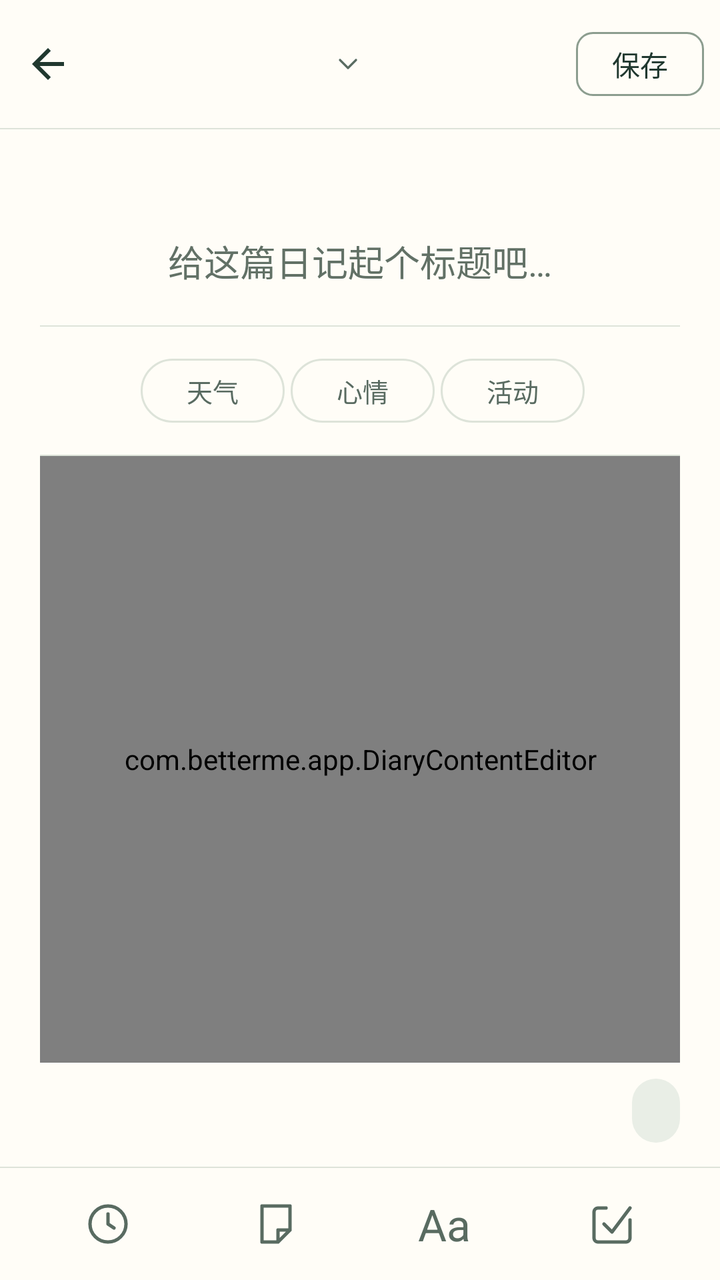
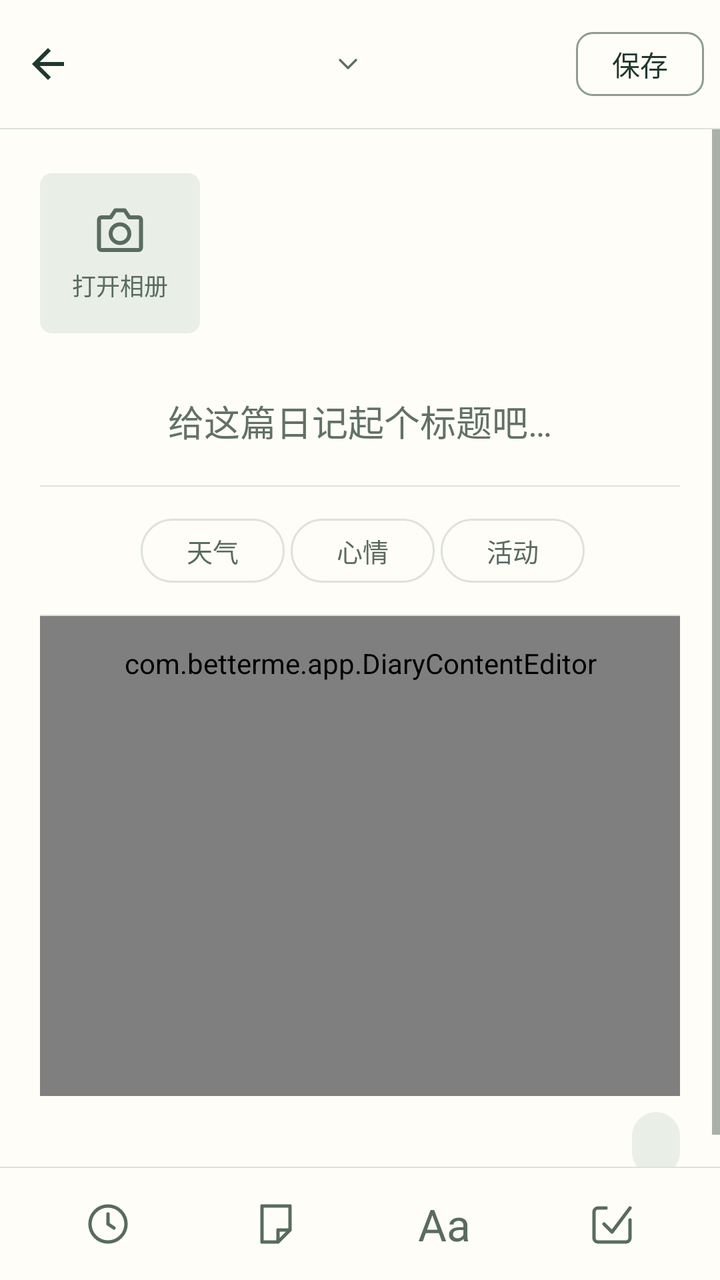

Compare the two renders of this Android layout. The source of the first and the diff that turns it into the second are given below.
<!-- AndroidManifest.xml: activity theme Theme.BetterMe.Diary -->
<!-- res/layout/activity_diary.xml -->
<?xml version="1.0" encoding="utf-8"?>
<LinearLayout xmlns:android="http://schemas.android.com/apk/res/android"
    xmlns:app="http://schemas.android.com/apk/res-auto"
    android:id="@+id/diaryRoot"
    android:layout_width="match_parent" android:layout_height="match_parent"
    android:orientation="vertical" android:background="@color/surface"
    android:focusableInTouchMode="true">
    <LinearLayout android:layout_width="match_parent" android:layout_height="64dp"
        android:gravity="center_vertical" android:paddingEnd="8dp">
        <ImageButton android:id="@+id/btnBack" android:layout_width="48dp" android:layout_height="48dp"
            android:padding="12dp" android:src="@drawable/ic_arrow_back"
            android:background="?attr/selectableItemBackgroundBorderless" android:contentDescription="@string/back"/>
        <LinearLayout android:id="@+id/btnDate" android:layout_width="0dp" android:layout_height="48dp"
            android:layout_weight="1" android:orientation="horizontal" android:gravity="center"
            android:background="?attr/selectableItemBackground" android:clickable="true" android:focusable="true"
            android:contentDescription="@string/diary_date">
            <TextView android:id="@+id/tvDay" android:layout_width="wrap_content" android:layout_height="wrap_content"
                android:textSize="27sp" android:textStyle="bold" android:textColor="@color/text_primary"/>
            <TextView android:id="@+id/tvMonth" android:layout_width="wrap_content" android:layout_height="wrap_content"
                android:layout_marginStart="6dp" android:textSize="13sp" android:textColor="@color/text_primary"/>
            <ImageView android:layout_width="16dp" android:layout_height="16dp" android:layout_marginStart="6dp"
                android:src="@drawable/ic_diary_down" android:importantForAccessibility="no" app:tint="@color/text_secondary"/>
        </LinearLayout>
        <TextView android:id="@+id/btnSave" android:layout_width="wrap_content" android:layout_height="48dp"
            android:minWidth="64dp" android:paddingStart="16dp" android:paddingEnd="16dp"
            android:gravity="center" android:text="@string/diary_save_label" android:textSize="14sp"
            android:textColor="@color/diary_save_text" android:maxLines="1"
            android:background="@drawable/bg_diary_save" android:clickable="true" android:focusable="true"
            android:contentDescription="@string/diary_save"/>
    </LinearLayout>
    <View android:layout_width="match_parent" android:layout_height="0.5dp" android:background="@color/sheet_divider"/>
    <LinearLayout android:id="@+id/entryLoadState" android:layout_width="match_parent" android:layout_height="0dp"
        android:layout_weight="1" android:orientation="vertical" android:gravity="center"
        android:padding="24dp" android:visibility="gone">
        <ProgressBar android:id="@+id/entryLoading" android:layout_width="40dp" android:layout_height="40dp"
            android:indeterminateTint="@color/text_secondary"/>
        <TextView android:id="@+id/entryLoadMessage" android:layout_width="match_parent" android:layout_height="wrap_content"
            android:layout_marginTop="16dp" android:gravity="center" android:text="@string/diary_loading_entry"
            android:textColor="@color/text_secondary" android:textSize="14sp"/>
        <Button android:id="@+id/btnRetryEntry" android:layout_width="wrap_content" android:layout_height="wrap_content"
            android:layout_marginTop="12dp" android:text="@string/diary_retry_entry" android:visibility="gone"/>
    </LinearLayout>
    <ScrollView android:id="@+id/editorScroll" android:layout_width="match_parent" android:layout_height="0dp"
        android:layout_weight="1" android:fillViewport="true" android:overScrollMode="never">
        <LinearLayout android:layout_width="match_parent" android:layout_height="wrap_content"
            android:clipChildren="false" android:clipToPadding="false"
            android:orientation="vertical" android:paddingStart="20dp" android:paddingEnd="20dp">
            <HorizontalScrollView android:id="@+id/mediaScroll" android:layout_width="match_parent" android:layout_height="wrap_content"
                android:clipChildren="false" android:clipToPadding="false"
                android:layout_marginTop="22dp" android:scrollbars="none" android:overScrollMode="never">
                <LinearLayout android:layout_width="wrap_content" android:layout_height="wrap_content"
                    android:clipChildren="false" android:clipToPadding="false"
                    android:orientation="horizontal" android:gravity="center_vertical">
                    <LinearLayout android:id="@+id/photoStrip" android:layout_width="wrap_content" android:layout_height="wrap_content"
                        android:clipChildren="false" android:clipToPadding="false"
                        android:orientation="horizontal"/>

                    <LinearLayout
                        android:id="@+id/btnAddPhoto"
                        android:layout_width="match_parent"
                        android:layout_height="match_parent"
                        android:background="@drawable/bg_add_tile"
                        android:clickable="true"
                        android:contentDescription="@string/diary_add_photo"
                        android:focusable="true"
                        android:gravity="center"
                        android:orientation="vertical">

                        <ImageView
                            android:layout_width="28dp"
                            android:layout_height="28dp"
                            android:importantForAccessibility="no"
                            android:src="@drawable/ic_diary_camera"
                            app:tint="@color/text_secondary" />

                        <TextView
                            android:layout_width="wrap_content"
                            android:layout_height="wrap_content"
                            android:layout_marginTop="4dp"
                            android:text="@string/diary_add_photo"
                            android:textColor="@color/text_secondary"
                            android:textSize="12sp" />
                    </LinearLayout>
                </LinearLayout>
            </HorizontalScrollView>
            <LinearLayout android:id="@+id/mediaStatus" android:layout_width="match_parent" android:layout_height="wrap_content"
                android:orientation="vertical" android:paddingTop="12dp" android:visibility="gone">
                <TextView android:id="@+id/mediaMessage" android:layout_width="match_parent" android:layout_height="wrap_content" android:textColor="@color/text_secondary" android:textSize="13sp"/>
                <ProgressBar android:id="@+id/mediaProgress" style="?android:attr/progressBarStyleHorizontal" android:layout_width="match_parent" android:layout_height="8dp" android:layout_marginTop="8dp" android:max="100"/>
                <LinearLayout android:layout_width="match_parent" android:layout_height="wrap_content" android:orientation="horizontal">
                    <Button android:id="@+id/btnCancelMedia" android:layout_width="wrap_content" android:layout_height="48dp" android:text="取消处理"/>
                    <Button android:id="@+id/btnRetryMedia" android:layout_width="wrap_content" android:layout_height="48dp" android:text="重试"/>
                </LinearLayout>
            </LinearLayout>
            <EditText android:id="@+id/etTitle" android:layout_width="match_parent" android:layout_height="wrap_content"
                android:minHeight="64dp" android:layout_marginTop="12dp" android:background="@null"
                android:gravity="center" android:hint="@string/diary_title_hint" android:inputType="textCapSentences"
                android:maxLength="80" android:maxLines="2" android:saveEnabled="false"
                android:imeOptions="actionNext"
                android:paddingTop="12dp" android:paddingBottom="12dp" android:textSize="18sp"
                android:textColor="@color/text_primary" android:textColorHint="@color/text_tertiary"/>
            <View android:layout_width="match_parent" android:layout_height="0.5dp" android:background="@color/sheet_divider"/>
            <HorizontalScrollView android:layout_width="match_parent" android:layout_height="64dp"
                android:fillViewport="true" android:scrollbars="none">
                <LinearLayout android:layout_width="wrap_content" android:layout_height="match_parent"
                    android:gravity="center" android:orientation="horizontal">
                    <TextView android:id="@+id/btnWeather" style="@style/DiaryTag" android:text="@string/diary_weather"/>
                    <TextView android:id="@+id/btnMood" style="@style/DiaryTag" android:text="@string/diary_mood"/>
                    <TextView android:id="@+id/btnActivity" style="@style/DiaryTag" android:text="@string/diary_activity"/>
                    <TextView android:id="@+id/btnTopic" style="@style/DiaryTag" android:text="@string/growth_topic"
                        android:maxLines="1" android:ellipsize="end" android:maxWidth="280dp" android:visibility="gone"/>
                </LinearLayout>
            </HorizontalScrollView>
            <View android:layout_width="match_parent" android:layout_height="0.5dp" android:background="@color/sheet_divider"/>
            <com.betterme.app.DiaryContentEditor android:id="@+id/contentEditor" android:layout_width="match_parent" android:layout_height="0dp"
                android:layout_weight="1" android:minHeight="240dp" android:background="@null" android:gravity="top|start"
                android:saveEnabled="false" android:paddingTop="14dp" android:paddingBottom="14dp"/>
            <TextView android:id="@+id/tvWordCount" android:layout_width="wrap_content" android:layout_height="32dp"
                android:layout_gravity="end" android:layout_marginTop="8dp" android:layout_marginBottom="12dp"
                android:paddingStart="12dp" android:paddingEnd="12dp" android:gravity="center"
                android:background="@drawable/bg_btn_phone_light" android:textColor="@color/text_secondary" android:textSize="12sp"/>
        </LinearLayout>
    </ScrollView>
    <View android:layout_width="match_parent" android:layout_height="0.5dp" android:background="@color/sheet_divider"/>
    <LinearLayout android:id="@+id/editorToolbar" android:layout_width="match_parent" android:layout_height="56dp"
        android:orientation="horizontal" android:gravity="center_vertical" android:paddingStart="12dp" android:paddingEnd="12dp">
        <androidx.appcompat.widget.AppCompatImageButton android:id="@+id/btnTime" style="@style/DiaryTool" android:src="@drawable/ic_diary_clock" android:contentDescription="@string/diary_insert_time"/>
        <androidx.appcompat.widget.AppCompatImageButton android:id="@+id/btnPaper" style="@style/DiaryTool" android:src="@drawable/ic_diary_paper" android:contentDescription="@string/diary_paper"/>
        <TextView android:id="@+id/btnFont" android:layout_width="0dp" android:layout_height="48dp" android:layout_weight="1"
            android:gravity="center" android:text="Aa" android:textSize="22sp" android:textColor="@color/text_secondary"
            android:background="?attr/selectableItemBackgroundBorderless" android:clickable="true" android:focusable="true"
            android:contentDescription="@string/diary_font"/>
        <androidx.appcompat.widget.AppCompatImageButton android:id="@+id/btnChecklist" style="@style/DiaryTool" android:src="@drawable/ic_diary_checklist" android:contentDescription="@string/diary_checklist"/>
    </LinearLayout>
</LinearLayout>
<!-- resources referenced by this layout -->
<resources>
  <color name="sheet_divider">#DDE3D9</color>
  <color name="surface">#FFFDF7</color>
  <color name="text_primary">#20382F</color>
  <color name="text_secondary">#596B61</color>
  <color name="text_tertiary">#627166</color>
  <!-- drawable bg_add_tile (drawable) -->
  <shape xmlns:android="http://schemas.android.com/apk/res/android" android:shape="rectangle">
      <solid android:color="@color/surface_muted"/>
      <corners android:radius="6dp"/>
  </shape>
  <!-- drawable bg_btn_phone_light (drawable) -->
  <?xml version="1.0" encoding="utf-8"?>
  <ripple xmlns:android="http://schemas.android.com/apk/res/android"
      android:color="@color/ripple_dark">
      <item>
          <shape android:shape="rectangle">
                  <solid android:color="@color/surface_muted" />
                  <corners android:radius="24dp" />
              </shape>
      </item>
  </ripple>
  <!-- drawable ic_arrow_back (drawable) -->
  <vector xmlns:android="http://schemas.android.com/apk/res/android"
      android:width="24dp" android:height="24dp"
      android:viewportWidth="24" android:viewportHeight="24">
      <path android:fillColor="@color/text_primary"
          android:pathData="M20,11H7.83l5.59,-5.59L12,4l-8,8 8,8 1.41,-1.41L7.83,13H20v-2z"/>
  </vector>
  <!-- drawable ic_diary_down (drawable) -->
  <vector xmlns:android="http://schemas.android.com/apk/res/android" android:width="24dp" android:height="24dp" android:viewportWidth="24" android:viewportHeight="24">
      <path android:fillColor="@android:color/transparent" android:strokeColor="@color/text_primary" android:strokeWidth="1.7" android:strokeLineCap="round" android:strokeLineJoin="round" android:pathData="M6,9l6,6 6,-6"/>
  </vector>
  <!-- drawable ic_diary_paper (drawable) -->
  <vector xmlns:android="http://schemas.android.com/apk/res/android" android:width="24dp" android:height="24dp" android:viewportWidth="24" android:viewportHeight="24">
      <path android:fillColor="@android:color/transparent" android:strokeColor="@color/text_primary" android:strokeWidth="1.7" android:strokeLineCap="round" android:strokeLineJoin="round" android:pathData="M5,3h14v12l-6,6H5z M13,21v-6h6"/>
  </vector>
  <string name="back">返回</string>
  <string name="diary_activity">活动</string>
  <string name="diary_add_photo">打开相册</string>
  <string name="diary_checklist">插入待办事项</string>
  <string name="diary_date">选择日记日期</string>
  <string name="diary_font">文字大小</string>
  <string name="diary_insert_time">插入当前时间</string>
  <string name="diary_loading_entry">正在读取日记…</string>
  <string name="diary_mood">心情</string>
  <string name="diary_paper">页面背景</string>
  <string name="diary_retry_entry">重新读取</string>
  <string name="diary_save">保存日记</string>
  <string name="diary_save_label">保存</string>
  <string name="diary_title_hint">给这篇日记起个标题吧…</string>
  <string name="diary_weather">天气</string>
  <string name="growth_topic">主题</string>
  <style name="DiaryTool">
          <item name="android:layout_width">0dp</item>
          <item name="android:layout_height">48dp</item>
          <item name="android:layout_weight">1</item>
          <item name="android:padding">12dp</item>
          <item name="android:background">?attr/selectableItemBackgroundBorderless</item>
          <item name="tint">@color/text_secondary</item>
      </style>
  <color name="surface_muted">#E9EEE6</color>
  <color name="ripple_dark">#18102D27</color>
  <color name="icon_muted">#8C9D8F</color>
  <color name="accent_light">#E5EDE7</color>
  <color name="accent">#FFFFFF</color>
  <color name="on_primary">#FFFDF7</color>
  <color name="gold_dark">#78633B</color>
  <color name="gold_light">#F1EBDD</color>
  <color name="tile_video_fg">#355F55</color>
  <color name="tile_video">#E2EBE7</color>
  <color name="error">#A3423C</color>
  <color name="bg_page">#F3F4EE</color>
  <!-- unchanged entries left out for length: 8 -->
</resources>

<!-- the commit's change to res/layout/activity_diary.xml (unified diff, before → after) -->
@@ -57,8 +57,8 @@
 
                     <LinearLayout
                         android:id="@+id/btnAddPhoto"
-                        android:layout_width="match_parent"
-                        android:layout_height="match_parent"
+                        android:layout_width="80dp"
+                        android:layout_height="80dp"
                         android:background="@drawable/bg_add_tile"
                         android:clickable="true"
                         android:contentDescription="@string/diary_add_photo"
